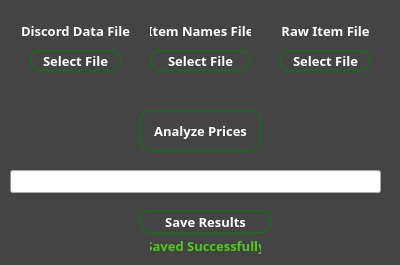
Qt form UI/dialogue.ui (ryqui/GrowTrends) before a commit.
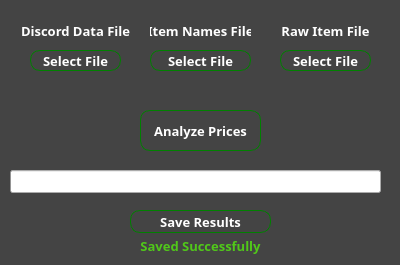
The same form after that commit.

Commit message:
progress bar cleanup + slight rework
Edited the progress bar function so it will reach 100 no matter what happens inside the analysis, except for any possible errors.

Patch:
```diff
--- a/UI/dialogue.ui
+++ b/UI/dialogue.ui
@@ -300,9 +300,9 @@
    <widget class="QPushButton" name="saveResults">
     <property name="geometry">
      <rect>
-      <x>140</x>
+      <x>130</x>
       <y>210</y>
-      <width>131</width>
+      <width>141</width>
       <height>23</height>
      </rect>
     </property>
@@ -323,9 +323,9 @@
    <widget class="QLabel" name="savedText">
     <property name="geometry">
      <rect>
-      <x>150</x>
+      <x>0</x>
       <y>230</y>
-      <width>111</width>
+      <width>401</width>
       <height>31</height>
      </rect>
     </property>
```
Left out of the diff: 2 changed lines with no effect on the pictures. The commit also changes 2 other files.
